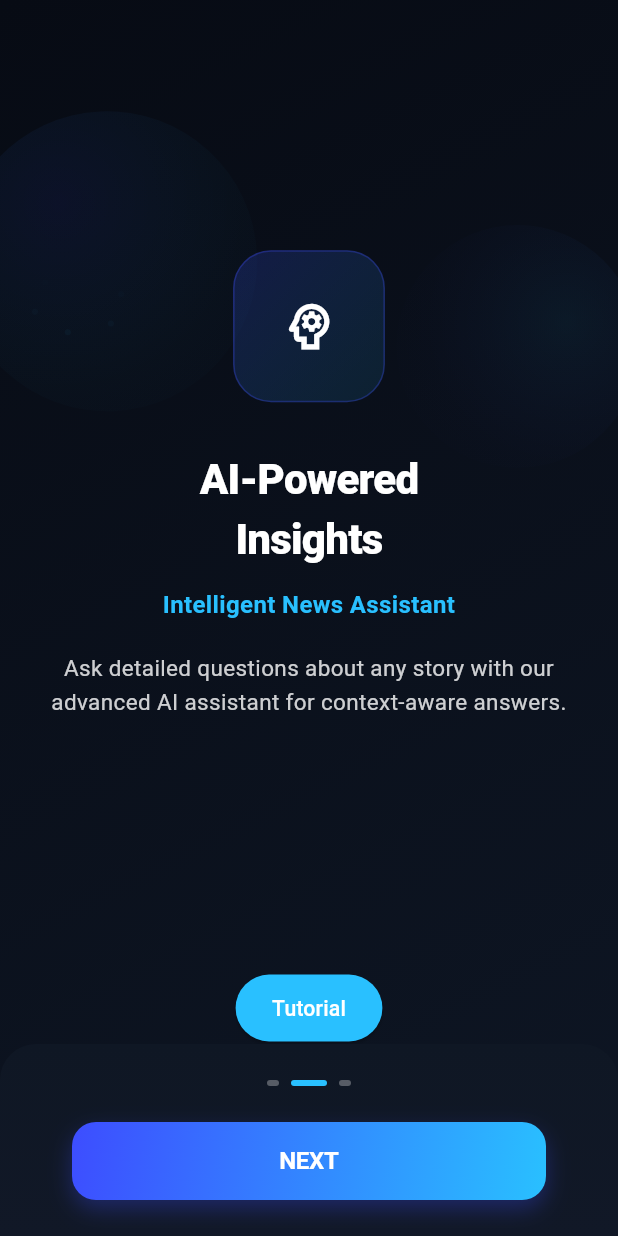
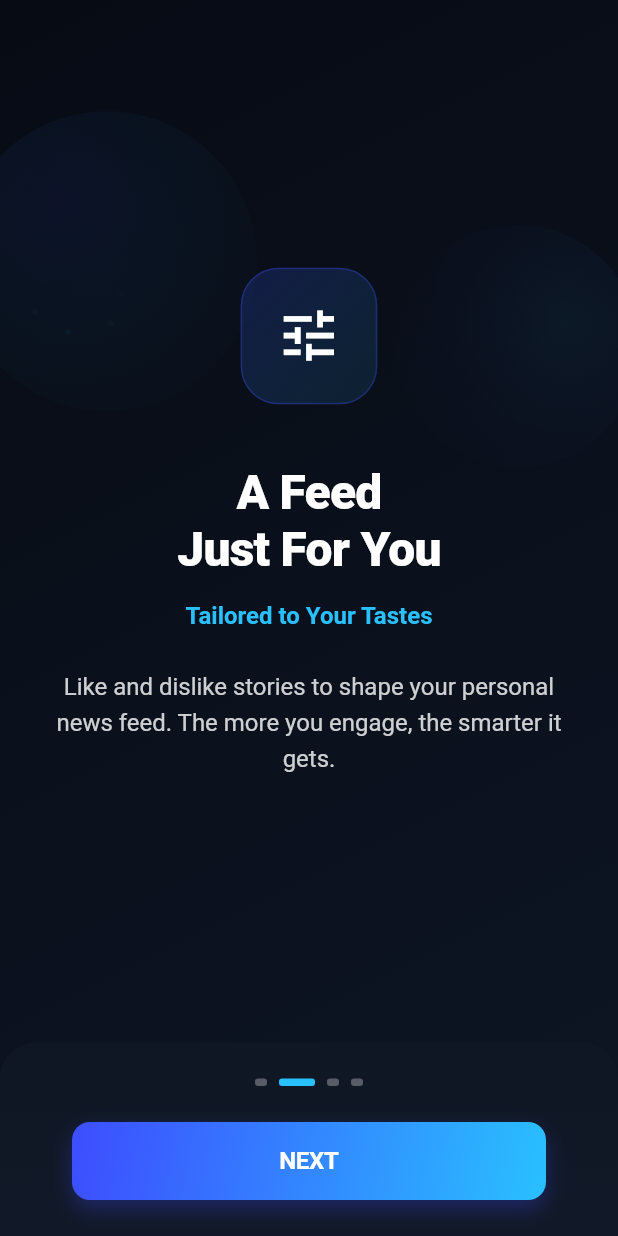
Before and after one commit to thisisselva18/BREVITY_Uno, a Flutter app: the IntroductionScreen screen opened by its route, after a tap on "NEXT", on a phone screen of 412 x 824 dp. Run offline on Flutter 3.47's test engine with Material 3 defaults, Android fonts, the light colour scheme and no system bars; our stand-ins replace cached_network_image, equatable, firebase_core, flutter_bloc, flutter_dotenv, flutter_local_notifications and 11 more; accounts and stored records are empty; key blocks and very long unbroken strings in the code were emptied for the run.

Commit message:
Intro Page Improved

```diff
--- a/lib/views/intro_screen/intro_screen.dart
+++ b/lib/views/intro_screen/intro_screen.dart
@@ -1,11 +1,12 @@
+import 'dart:math' as math;
+
 import 'package:flutter/material.dart';
 import 'package:flutter_bloc/flutter_bloc.dart';
 import 'package:go_router/go_router.dart';
-import 'dart:math' as math;
+
 import '../../controller/cubit/theme/theme_cubit.dart';
 import '../../controller/services/tutorial_service.dart';
 import '../../models/theme_model.dart';
-import 'tutorial_screen.dart';
 
 // Enhanced Palette (matching auth design)
 const Color bgStart = Color(0xFF070B14);
@@ -32,16 +33,12 @@ class _IntroductionScreenState extends State<IntroductionScreen>
   AppTheme _selectedTheme = AppTheme.defaultTheme;
   bool _isDarkMode = true;
 
-  // Animation controllers
-  late AnimationController _fadeController;
-  late AnimationController _slideController;
+  // Animation controllers - removed slide and fade controllers that were causing issues
   late AnimationController _floatController;
   late AnimationController _pulseController;
   late AnimationController _particleController;
 
-  // Animations
-  late Animation<double> _fadeAnimation;
-  late Animation<Offset> _slideAnimation;
+  // Animations - keeping only the background animations
   late Animation<double> _floatAnim;
   late Animation<double> _pulseAnim;
 
@@ -49,19 +46,32 @@ class _IntroductionScreenState extends State<IntroductionScreen>
     IntroPage(
       title: 'Welcome to\nBrevity',
       subtitle: 'Your Smart News Companion',
-      description: 'Get AI-curated news briefs in 50-60 words. Stay informed without information overload.',
+      description:
+          'Skip the long reads, not the knowledge. Get straight to the point with intelligent, 60-word summaries of the world\'s top stories.',
       icon: Icons.newspaper_outlined,
     ),
+
+    IntroPage(
+      title: 'A Feed\nJust For You',
+      subtitle: 'Tailored to Your Tastes',
+      description:
+          'Like and dislike stories to shape your personal news feed. The more you engage, the smarter it gets.',
+      icon: Icons.tune_outlined,
+    ),
+
     IntroPage(
       title: 'AI-Powered\nInsights',
-      subtitle: 'Intelligent News Assistant',
-      description: 'Ask detailed questions about any story with our advanced AI assistant for context-aware answers.',
+      subtitle: 'Go Beyond the Headlines',
+      description:
+          'Have questions? Ask our AI assistant about any news story for detailed, context-aware answers.',
       icon: Icons.psychology_outlined,
     ),
+
     IntroPage(
       title: 'Personalize\nYour Experience',
       subtitle: 'Themes & Customization',
-      description: 'Choose your preferred theme and customize your reading experience with multiple color options.',
+      description:
+          'Choose your preferred theme and customize your reading experience with multiple color options.',
       icon: Icons.palette_outlined,
     ),
   ];
@@ -73,16 +83,6 @@ class _IntroductionScreenState extends State<IntroductionScreen>
   }
 
   void _initAnimations() {
-    _fadeController = AnimationController(
-      vsync: this,
-      duration: const Duration(milliseconds: 850),
-    );
-
-    _slideController = AnimationController(
-      vsync: this,
-      duration: const Duration(milliseconds: 650),
-    );
-
     _floatController = AnimationController(
       vsync: this,
       duration: const Duration(milliseconds: 4200),
@@ -98,52 +98,22 @@ class _IntroductionScreenState extends State<IntroductionScreen>
       duration: const Duration(seconds: 5),
     );
 
-    _fadeAnimation = CurvedAnimation(
-      parent: _fadeController,
-      curve: Curves.easeInOut,
+    _floatAnim = Tween<double>(begin: 0.0, end: 1.0).animate(
+      CurvedAnimation(parent: _floatController, curve: Curves.easeInOut),
     );
 
-    _slideAnimation = Tween<Offset>(
-      begin: const Offset(0, 0.2),
-      end: Offset.zero,
-    ).animate(CurvedAnimation(
-      parent: _slideController,
-      curve: Curves.easeOut,
-    ));
+    _pulseAnim = Tween<double>(begin: 1.0, end: 1.04).animate(
+      CurvedAnimation(parent: _pulseController, curve: Curves.easeInOut),
+    );
 
-    _floatAnim = Tween<double>(
-      begin: 0.0,
-      end: 1.0,
-    ).animate(CurvedAnimation(
-      parent: _floatController,
-      curve: Curves.easeInOut,
-    ));
-
-    _pulseAnim = Tween<double>(
-      begin: 1.0,
-      end: 1.04,
-    ).animate(CurvedAnimation(
-      parent: _pulseController,
-      curve: Curves.easeInOut,
-    ));
-
-    // Start animations
+    // Start background animations
     _floatController.repeat(reverse: true);
     _pulseController.repeat(reverse: true);
     _particleController.repeat();
-
-    Future.delayed(const Duration(milliseconds: 160), () {
-      if (mounted) _fadeController.forward();
-    });
-    Future.delayed(const Duration(milliseconds: 300), () {
-      if (mounted) _slideController.forward();
-    });
   }
 
   @override
   void dispose() {
-    _fadeController.dispose();
-    _slideController.dispose();
     _floatController.dispose();
     _pulseController.dispose();
     _particleController.dispose();
@@ -153,14 +123,10 @@ class _IntroductionScreenState extends State<IntroductionScreen>
 
   void _onPageChanged(int page) {
     setState(() => _currentPage = page);
-    _slideController.reset();
-    _slideController.forward();
   }
 
   void _showThemeSelectionScreen() {
     setState(() => _showThemeSelection = true);
-    _slideController.reset();
-    _slideController.forward();
   }
 
   void _completeIntro() async {
@@ -206,7 +172,8 @@ class _IntroductionScreenState extends State<IntroductionScreen>
 
           // Main Content
           SafeArea(
-            child: _showThemeSelection
+            child:
+                _showThemeSelection
                     ? _buildThemeSelectionScreen()
                     : _buildIntroPages(size),
           ),
@@ -300,9 +267,14 @@ class _IntroductionScreenState extends State<IntroductionScreen>
               animation: _floatAnim,
               builder: (context, _) {
                 final offset = (i * math.pi / 3);
-                final x = 50 + math.cos(_floatAnim.value * 2 * math.pi + offset) * 30;
-                final y = 200 + math.sin(_floatAnim.value * 2 * math.pi + offset) * 20;
-                final opacity = (math.sin(_floatAnim.value * 2 * math.pi + offset) + 1) * 0.02;
+                final x =
+                    50 + math.cos(_floatAnim.value * 2 * math.pi + offset) * 30;
+                final y =
+                    200 +
+                    math.sin(_floatAnim.value * 2 * math.pi + offset) * 20;
+                final opacity =
+                    (math.sin(_floatAnim.value * 2 * math.pi + offset) + 1) *
+                    0.02;
 
                 return Positioned(
                   left: x,
@@ -327,61 +299,62 @@ class _IntroductionScreenState extends State<IntroductionScreen>
   Widget _buildIntroPages(Size size) {
     return Column(
       children: [
-        // Page Content
+        // Page Content with smooth custom transitions
         Expanded(
           child: PageView.builder(
             controller: _pageController,
             onPageChanged: _onPageChanged,
             itemCount: _pages.length,
-            itemBuilder: (context, index) => _buildPage(_pages[index]),
+            itemBuilder: (context, index) => _buildPage(_pages[index], index),
           ),
         ),
-        if (_currentPage == 1)
-          ScaleTransition(
-            scale: _pulseAnim,
-            child: Center(
-              child: ElevatedButton(
-                style: ElevatedButton.styleFrom(
-                  shape: RoundedRectangleBorder(
-                    borderRadius: BorderRadius.circular(24),
-                  ),
-                  padding: const EdgeInsets.symmetric(vertical: 12, horizontal: 24),
-                  backgroundColor: primaryB,
-                ),
-                child: const Text('Tutorial', style: TextStyle(color: Colors.white)),
-                onPressed: () {
-                  Navigator.of(context).push(
-                    MaterialPageRoute(builder: (_) => const TutorialScreen()),
-                  );
-                },
-              ),
-            ),
-          ),
-        // Bottom panel (matching auth design)
         _buildBottomPanel(),
       ],
     );
   }
 
-  Widget _buildPage(IntroPage page) {
-    return FadeTransition(
-      opacity: _fadeAnimation,
-      child: SlideTransition(
-        position: _slideAnimation,
+  Widget _buildPage(IntroPage page, int pageIndex) {
+    return AnimatedBuilder(
+      animation: _pageController,
+      builder: (context, child) {
+        double value = 1.0;
+        double scale = 1.0;
+        double opacity = 1.0;
+        double horizontalTranslation = 0.0;
+
+        if (_pageController.position.haveDimensions) {
+          final size = MediaQuery.of(context).size;
+          value = (_pageController.page ?? 0.0) - pageIndex;
+          horizontalTranslation = value * -size.width / 2.5;
+
+          scale = (1 - (value.abs() * 0.2)).clamp(0.8, 1.0);
+          opacity = (1 - (value.abs() * 0.5)).clamp(0.0, 1.0);
+        } else {
+          if (pageIndex != _currentPage) {
+            opacity = 0.0;
+            scale = 0.8;
+          }
+        }
+
+        return Transform.translate(
+          offset: Offset(horizontalTranslation, 0),
+          child: Transform.scale(
+            scale: scale,
+            child: Opacity(
+              opacity: opacity,
               child: Padding(
                 padding: const EdgeInsets.symmetric(horizontal: 32),
                 child: Column(
                   mainAxisAlignment: MainAxisAlignment.center,
                   children: [
-              // Icon with animation
                     AnimatedBuilder(
                       animation: _pulseAnim,
                       builder: (context, child) {
                         return Transform.scale(
                           scale: _pulseAnim.value,
                           child: Container(
-                      width: 100,
-                      height: 100,
+                            width: 90,
+                            height: 90,
                             decoration: BoxDecoration(
                               borderRadius: BorderRadius.circular(25),
                               gradient: LinearGradient(
@@ -399,7 +372,7 @@ class _IntroductionScreenState extends State<IntroductionScreen>
                             ),
                             child: Icon(
                               page.icon,
-                        size: 40,
+                              size: 44,
                               color: Colors.white,
                             ),
                           ),
@@ -407,49 +380,59 @@ class _IntroductionScreenState extends State<IntroductionScreen>
                       },
                     ),
 
-              const SizedBox(height: 32),
+                    const SizedBox(height: 40),
 
-              // Title
-              Text(
-                page.title,
-                textAlign: TextAlign.center,
-                style: const TextStyle(
-                  fontSize: 28,
+                    // Title with subtle animation
+                    AnimatedDefaultTextStyle(
+                      duration: const Duration(milliseconds: 200),
+                      style: TextStyle(
+                        fontSize: 32,
                         fontWeight: FontWeight.w800,
-                  color: Colors.white,
+                        color: Colors.white.withOpacity(
+                          opacity > 0.8 ? 1.0 : 0.7,
+                        ),
                         letterSpacing: -0.5,
                       ),
+                      child: Text(page.title, textAlign: TextAlign.center),
                     ),
 
-              const SizedBox(height: 12),
+                    const SizedBox(height: 16),
 
                     // Subtitle
-              Text(
-                page.subtitle,
-                textAlign: TextAlign.center,
-                style: const TextStyle(
+                    AnimatedDefaultTextStyle(
+                      duration: const Duration(milliseconds: 200),
+                      style: TextStyle(
                         fontSize: 16,
                         fontWeight: FontWeight.w600,
-                  color: primaryB,
+                        color: primaryB.withOpacity(opacity > 0.8 ? 1.0 : 0.6),
                       ),
+                      child: Text(page.subtitle, textAlign: TextAlign.center),
                     ),
 
-              const SizedBox(height: 20),
+                    const SizedBox(height: 24),
 
                     // Description
-              Text(
+                    AnimatedDefaultTextStyle(
+                      duration: const Duration(milliseconds: 200),
+                      style: TextStyle(
+                        fontSize: 16,
+                        color: Colors.white.withAlpha(
+                          ((0.8 * opacity) * 255).toInt(),
+                        ),
+                        height: 1.5,
+                      ),
+                      child: Text(
                         page.description,
                         textAlign: TextAlign.center,
-                style: TextStyle(
-                  fontSize: 15,
-                  color: Colors.white.withAlpha((0.8 * 255).toInt()),
-                  height: 1.5,
                       ),
                     ),
                   ],
                 ),
               ),
             ),
+          ),
+        );
+      },
     );
   }
 
@@ -479,9 +462,10 @@ class _IntroductionScreenState extends State<IntroductionScreen>
                 duration: const Duration(milliseconds: 300),
                 margin: const EdgeInsets.symmetric(horizontal: 4),
                 width: _currentPage == index ? 24 : 8,
-                height: 4,
+                height: 5,
                 decoration: BoxDecoration(
-                  color: _currentPage == index
+                  color:
+                      _currentPage == index
                           ? primaryB
                           : Colors.white.withAlpha((0.3 * 255).toInt()),
                   borderRadius: BorderRadius.circular(2),
@@ -511,7 +495,7 @@ class _IntroductionScreenState extends State<IntroductionScreen>
                 backgroundColor: Colors.transparent,
                 shadowColor: Colors.transparent,
                 shape: RoundedRectangleBorder(
-                  borderRadius: BorderRadius.circular(16),
+                  borderRadius: BorderRadius.circular(12),
                 ),
               ),
               child: Container(
@@ -521,7 +505,7 @@ class _IntroductionScreenState extends State<IntroductionScreen>
                     end: Alignment.bottomRight,
                     colors: [primaryA, primaryB],
                   ),
-                  borderRadius: BorderRadius.circular(16),
+                  borderRadius: BorderRadius.circular(12),
                   boxShadow: [
                     BoxShadow(
                       color: primaryA.withAlpha((0.3 * 255).toInt()),
@@ -563,10 +547,13 @@ class _IntroductionScreenState extends State<IntroductionScreen>
       ),
       child: SingleChildScrollView(
         padding: const EdgeInsets.all(24),
-        child: FadeTransition(
-          opacity: _fadeAnimation,
-          child: SlideTransition(
-            position: _slideAnimation,
+        child: AnimatedOpacity(
+          opacity: _showThemeSelection ? 1.0 : 0.0,
+          duration: const Duration(milliseconds: 400),
+          child: AnimatedSlide(
+            offset: _showThemeSelection ? Offset.zero : const Offset(0, 0.1),
+            duration: const Duration(milliseconds: 400),
+            curve: Curves.easeOutQuart,
             child: Column(
               crossAxisAlignment: CrossAxisAlignment.start,
               children: [
@@ -577,10 +564,13 @@ class _IntroductionScreenState extends State<IntroductionScreen>
                       onPressed: () {
                         setState(() {
                           _showThemeSelection = false;
-                          _currentPage = 0;
                         });
                       },
-                      icon: const Icon(Icons.arrow_back_ios, color: Colors.white, size: 20),
+                      icon: const Icon(
+                        Icons.arrow_back_ios,
+                        color: Colors.white,
+                        size: 20,
+                      ),
                     ),
                     const Spacer(),
                   ],
@@ -663,10 +653,7 @@ class _IntroductionScreenState extends State<IntroductionScreen>
           decoration: BoxDecoration(
             color: const Color(0xFF0B131A),
             borderRadius: BorderRadius.circular(12),
-            border: Border.all(
-              color: const Color(0xFF1F2937),
-              width: 1,
-            ),
+            border: Border.all(color: const Color(0xFF1F2937), width: 1),
           ),
           child: Row(
             children: [
@@ -693,14 +680,20 @@ class _IntroductionScreenState extends State<IntroductionScreen>
     );
   }
 
-  Widget _buildModeOption(String title, IconData icon, bool isDark, bool isSelected) {
+  Widget _buildModeOption(
+    String title,
+    IconData icon,
+    bool isDark,
+    bool isSelected,
+  ) {
     return GestureDetector(
       onTap: () => setState(() => _isDarkMode = isDark),
       child: Container(
         // Removed AnimatedContainer - this makes the change instant
         padding: const EdgeInsets.symmetric(vertical: 16, horizontal: 8),
         decoration: BoxDecoration(
-          gradient: isSelected
+          gradient:
+              isSelected
                   ? const LinearGradient(colors: [primaryA, primaryB])
                   : null,
           color: isSelected ? null : Colors.transparent,
@@ -732,7 +725,8 @@ class _IntroductionScreenState extends State<IntroductionScreen>
     return Wrap(
       spacing: 16,
       runSpacing: 16,
-      children: AppTheme.availableThemes.map((theme) {
+      children:
+          AppTheme.availableThemes.map((theme) {
             final isSelected = _selectedTheme.name == theme.name;
             return GestureDetector(
               onTap: () => setState(() => _selectedTheme = theme),
@@ -749,13 +743,16 @@ class _IntroductionScreenState extends State<IntroductionScreen>
                   ),
                   boxShadow: [
                     BoxShadow(
-                  color: theme.primaryColor.withAlpha(isSelected ? (0.4 * 255).toInt() : (0.2 * 255).toInt()),
+                      color: theme.primaryColor.withAlpha(
+                        isSelected ? (0.4 * 255).toInt() : (0.2 * 255).toInt(),
+                      ),
                       blurRadius: isSelected ? 12 : 6,
                       spreadRadius: isSelected ? 2 : 0,
                     ),
                   ],
                 ),
-            child: isSelected
+                child:
+                    isSelected
                         ? const Icon(Icons.check, color: Colors.white, size: 24)
                         : null,
               ),
@@ -820,7 +817,11 @@ class _IntroductionScreenState extends State<IntroductionScreen>
                     color: _selectedTheme.primaryColor,
                     borderRadius: BorderRadius.circular(8),
                   ),
-                  child: const Icon(Icons.article, color: Colors.white, size: 20),
+                  child: const Icon(
+                    Icons.article,
+                    color: Colors.white,
+                    size: 20,
+                  ),
                 ),
                 const SizedBox(width: 12),
                 Expanded(
```
Also changed, not shown: 2 other files. Lines whose indentation alone changed are shown as unchanged.
